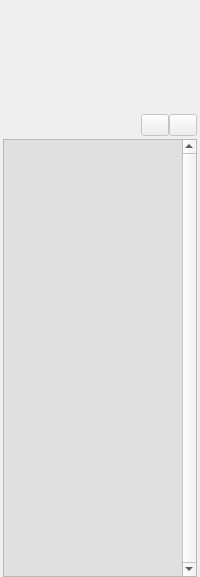
bnzrk/qtpaint, file forms/layerpanel.ui: the form before one commit.
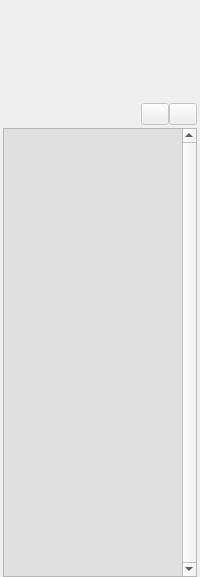
The form after the commit. Icons and pictures are not drawn.

Commit message: Set minimum width for layer panel

Diff of the .ui file:
```diff
--- a/forms/layerpanel.ui
+++ b/forms/layerpanel.ui
@@ -28,7 +28,7 @@
   <property name="windowTitle">
    <string>Form</string>
   </property>
-  <layout class="QGridLayout" name="gridLayout_2" rowstretch="1,3,0">
+  <layout class="QGridLayout" name="gridLayout_2" rowstretch="0,3,0" columnstretch="0,1,0">
    <property name="leftMargin">
     <number>0</number>
    </property>
@@ -46,6 +46,12 @@
    </property>
    <item row="1" column="1" rowspan="2">
     <widget class="QScrollArea" name="scrollArea">
+     <property name="minimumSize">
+      <size>
+       <width>140</width>
+       <height>0</height>
+      </size>
+     </property>
      <property name="verticalScrollBarPolicy">
       <enum>Qt::ScrollBarAlwaysOn</enum>
      </property>
@@ -58,9 +64,15 @@
         <x>0</x>
         <y>0</y>
         <width>178</width>
-        <height>436</height>
+        <height>439</height>
        </rect>
       </property>
+      <property name="minimumSize">
+       <size>
+        <width>140</width>
+        <height>0</height>
+       </size>
+      </property>
       <layout class="QGridLayout" name="gridLayout">
        <property name="leftMargin">
         <number>0</number>
@@ -79,6 +91,12 @@
        </property>
        <item row="0" column="0">
         <widget class="QWidget" name="itemBackground" native="true">
+         <property name="minimumSize">
+          <size>
+           <width>140</width>
+           <height>0</height>
+          </size>
+         </property>
          <property name="styleSheet">
           <string notr="true">QWidget#itemBackground { background-color: #E0E0E0; }</string>
          </property>
@@ -122,23 +140,7 @@
     </widget>
    </item>
    <item row="2" column="0">
-    <spacer name="horizontalSpacer">
-     <property name="orientation">
-      <enum>Qt::Horizontal</enum>
-     </property>
-     <property name="sizeType">
-      <enum>QSizePolicy::Fixed</enum>
-     </property>
-     <property name="sizeHint" stdset="0">
-      <size>
-       <width>3</width>
-       <height>20</height>
-      </size>
-     </property>
-    </spacer>
-   </item>
-   <item row="2" column="2">
-    <spacer name="horizontalSpacer_2">
+    <spacer name="horizontalSpacer2">
      <property name="orientation">
       <enum>Qt::Horizontal</enum>
      </property>
@@ -271,6 +273,22 @@
      </layout>
     </widget>
    </item>
+   <item row="2" column="2">
+    <spacer name="horizontalSpacer1">
+     <property name="orientation">
+      <enum>Qt::Horizontal</enum>
+     </property>
+     <property name="sizeType">
+      <enum>QSizePolicy::Fixed</enum>
+     </property>
+     <property name="sizeHint" stdset="0">
+      <size>
+       <width>3</width>
+       <height>20</height>
+      </size>
+     </property>
+    </spacer>
+   </item>
   </layout>
  </widget>
  <resources>
```
Left out of the diff: 8 changed lines with no effect on the pictures. The commit also changes 2 other files.
